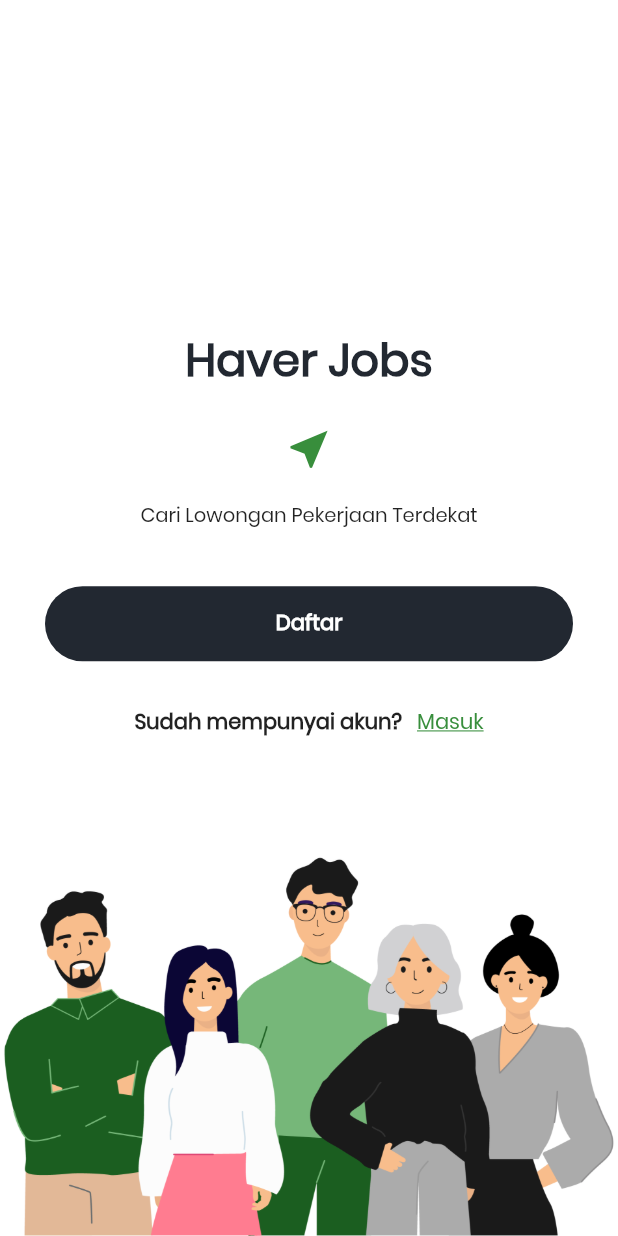
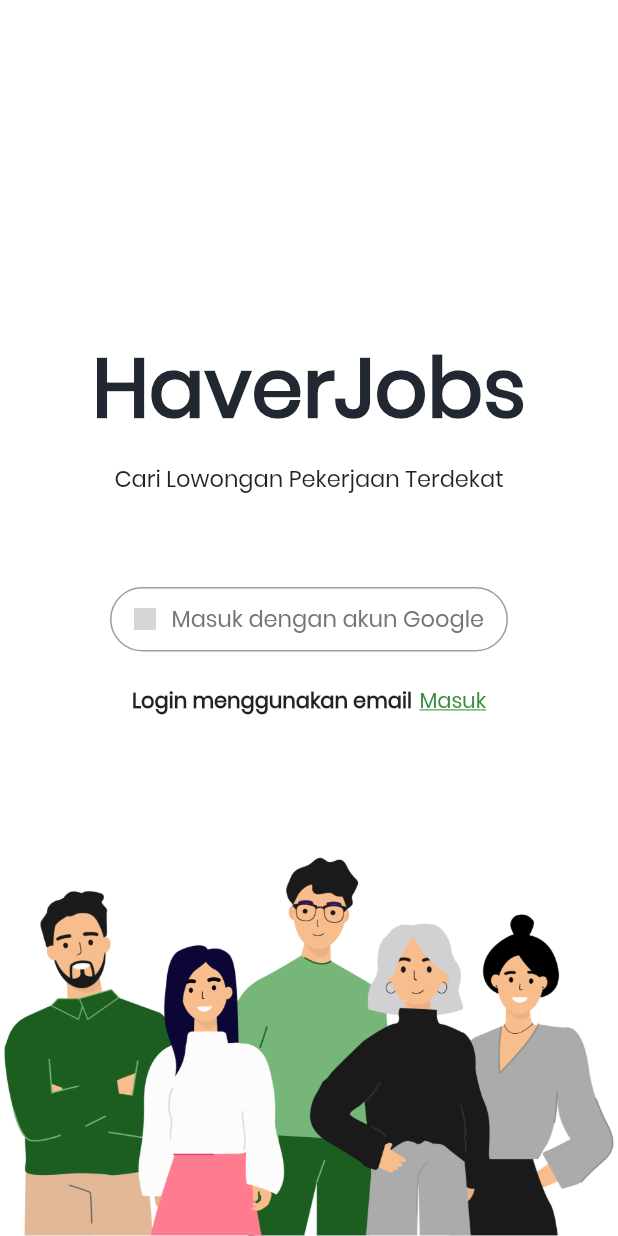
Before and after one commit to nurrehmet/Haver-Jobs, a Flutter app: the screen it shows after launch, on a phone screen of 412 x 824 dp. Run offline on Flutter 3.47's test engine with Material 2 defaults, Android fonts, the phone set to English and light mode, and no system bars; our stand-ins replace cloud_firestore, device_preview, dropdown_formfield, firebase_auth, firebase_storage, geolocator and 7 more; missing offline and left inert: edge_alert, flutter_polyline_points, geocoder, geoflutterfire, place_picker; accounts and stored records are empty; network calls fail; grey boxes are pictures that could not be loaded.

Commit message:
Add Sign in With Google

```diff
--- a/lib/screens/welcome_screen.dart
+++ b/lib/screens/welcome_screen.dart
@@ -2,18 +2,48 @@ import 'package:edge_alert/edge_alert.dart';
 import 'package:firebase_auth/firebase_auth.dart';
 import 'package:flutter/material.dart';
 import 'package:flutter/services.dart';
+import 'package:google_sign_in/google_sign_in.dart';
 import 'package:haverjob/components/widgets.dart';
 import 'package:haverjob/screens/home.dart';
 import 'package:haverjob/screens/login_screen.dart';
 import 'package:haverjob/services/authentication_service.dart';
 import 'package:haverjob/utils/global.dart';
 
+import 'employee/employee_screen_temp.dart';
+import 'jobs/find_jobs.dart';
+import 'jobs/find_jobs.dart';
+import 'jobs/find_jobs.dart';
+
+
+
 class WelcomeScreen extends StatefulWidget {
   @override
   _WelcomeScreenState createState() => _WelcomeScreenState();
+
 }
 
 class _WelcomeScreenState extends State<WelcomeScreen> {
+final FirebaseAuth _firebaseAuth = FirebaseAuth.instance;
+GoogleSignIn _googleSignIn = GoogleSignIn();
+
+ Future<FirebaseUser> _handleSignIn() async {
+    GoogleSignInAccount googleUser = await _googleSignIn.signIn();
+    GoogleSignInAuthentication googleAuth = await googleUser.authentication;
+    final AuthCredential credential = GoogleAuthProvider.getCredential(
+      accessToken: googleAuth.accessToken,
+      idToken: googleAuth.idToken,
+    );
+    final AuthResult result  = await _firebaseAuth.signInWithCredential(credential);
+    final FirebaseUser user = result.user;
+    print("signed in " + user.displayName);
+    Navigator.pushReplacement(
+              context,
+              MaterialPageRoute(
+                builder: (context) => EmployeeScreenTemp()));
+    return user;
+
+  }
+
   @override
   Widget build(BuildContext context) {
     return Scaffold(
@@ -38,49 +68,32 @@ class _WelcomeScreenState extends State<WelcomeScreen> {
                       mainAxisAlignment: MainAxisAlignment.center,
                       children: <Widget>[
                         Text(
-                          'Haver Jobs',
+                          'HaverJobs',
                           style: TextStyle(
-                              color: mainColor, fontWeight: bold, fontSize: 30),
+                              color: mainColor, fontWeight: bold, fontSize: 55),
                           textAlign: TextAlign.center,
-                        ),
-                        SizedBox(
-                          height: 20,
-                        ),
-                        Padding(
-                          padding: const EdgeInsets.only(bottom: 10),
-                          child: Icon(
-                            Icons.near_me,
-                            color: secColor,
-                            size: 33,
-                          ),
                         ),
                         Padding(
                           padding: const EdgeInsets.all(8.0),
                           child: Text(
                             'Cari Lowongan Pekerjaan Terdekat',
                             style: TextStyle(
-                              fontSize: 13,
+                              fontSize: 15,
                             ),
                             textAlign: TextAlign.center,
                           ),
                         ),
                         Padding(
-                          padding: const EdgeInsets.only(top: 20, bottom: 20),
-                          child: RoundedButton(
-                            text: 'Daftar',
-                            onPress: () {
-                              _roleModal(context);
-                            },
-                            color: mainColor,
-                          ),
+                          padding: const EdgeInsets.only(top: 50, bottom: 20),
+                          child: _signInButton()
                         ),
                         Row(
                           mainAxisAlignment: MainAxisAlignment.center,
                           children: <Widget>[
                             Padding(
-                              padding: const EdgeInsets.only(right: 10),
+                              padding: const EdgeInsets.only(right: 5),
                               child: Text(
-                                'Sudah mempunyai akun?',
+                                'Login menggunakan email',
                                 style: TextStyle(fontWeight: bold),
                               ),
                             ),
@@ -104,67 +117,36 @@ class _WelcomeScreenState extends State<WelcomeScreen> {
           ),
         ));
   }
-}
-
-void _roleModal(context) {
-  showModalBottomSheet(
-      backgroundColor: Colors.transparent,
-      context: context,
-      builder: (BuildContext bc) {
-        return Container(
-          height: 250,
-          decoration: BoxDecoration(
-            color: Colors.white,
-            borderRadius: BorderRadius.only(
-                topLeft: Radius.circular(25.0),
-                topRight: Radius.circular(25.0)),
-            boxShadow: [
-              BoxShadow(
-                color: Colors.grey,
-                blurRadius: 25.0, // soften the shadow
-                spreadRadius: 5.0, //extend the shadow
-                offset: Offset(
-                  15.0, // Move to right 10  horizontally
-                  15.0, // Move to bottom 10 Vertically
+  Widget _signInButton() {
+    return OutlineButton(
+      splashColor: Colors.grey,
+      onPressed: () {
+        _handleSignIn();
+       },
+      shape: RoundedRectangleBorder(borderRadius: BorderRadius.circular(40)),
+      highlightElevation: 0,
+      highlightedBorderColor: Colors.grey,
+      borderSide: BorderSide(color: Colors.grey),
+      child: Padding(
+        padding: const EdgeInsets.fromLTRB(0, 10, 0, 10),
+        child: Row(
+          mainAxisSize: MainAxisSize.min,
+          mainAxisAlignment: MainAxisAlignment.center,
+          children: <Widget>[
+            Image(image: NetworkImage("https://upload.wikimedia.org/wikipedia/commons/thumb/5/53/Google_%22G%22_Logo.svg/1200px-Google_%22G%22_Logo.svg.png"), height: 15.0),
+            Padding(
+              padding: const EdgeInsets.only(left: 10),
+              child: Text(
+                'Masuk dengan akun Google',
+                style: TextStyle(
+                  fontSize: 15,
+                  color: Colors.grey[600],
                 ),
               ),
-            ],
-          ),
-          child: Padding(
-            padding: const EdgeInsets.all(5.0),
-            child: new Wrap(
-              children: <Widget>[
-                Center(
-                  child: Padding(
-                    padding: const EdgeInsets.all(8.0),
-                    child: Icon(
-                      Icons.maximize,
-                      color: Colors.grey,
-                      size: 48,
-                    ),
-                  ),
-                ),
-                Center(
-                  child: new RoundedButton(
-                    text: 'Akun Perusahaan',
-                    color: mainColor,
-                    onPress: () {
-                      Navigator.pushNamed(context, "/registerES");
-                    },
-                  ),
-                ),
-                Center(
-                  child: new RoundedButton(
-                    text: 'Akun Pencari Kerja',
-                    color: secColor,
-                    onPress: () {
-                      Navigator.pushNamed(context, "/registerEmployee");
-                    },
-                  ),
-                ),
-              ],
-            ),
-          ),
-        );
-      });
+            )
+          ],
+        ),
+      ),
+    );
+  }
 }
--- a/pubspec.yaml
+++ b/pubspec.yaml
@@ -40,6 +40,8 @@ dependencies:
   geocoder: ^0.2.1
   timeago: ^2.0.26
   device_preview: ^0.4.5
+  google_sign_in: ^4.5.6
+  firebase_analytics: ^5.0.11
 
 
 flutter_icons:
```
Also changed, not shown: pubspec.lock, 1 other file.
